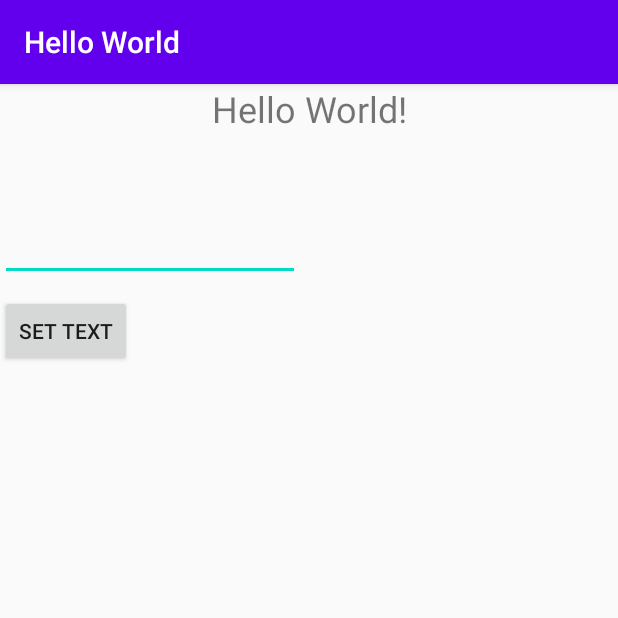
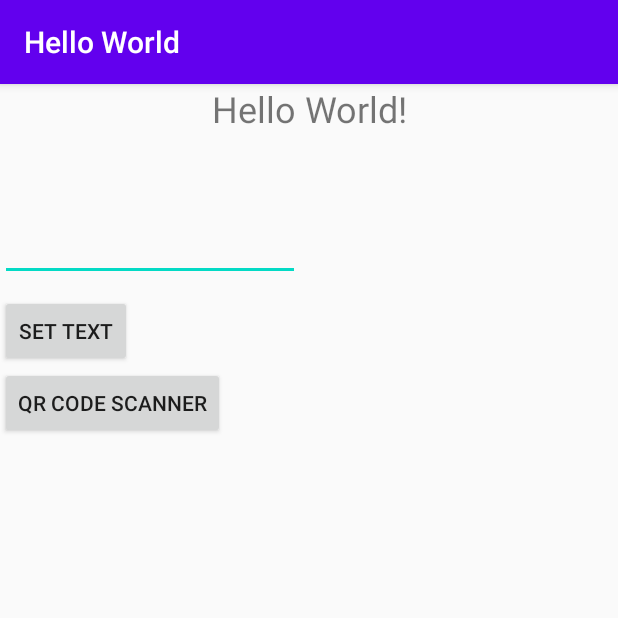
Before and after one commit to flugelhell/android-hello-world, an Android app: the screen it shows after launch (MainActivity), on a phone screen of 412 x 824 dp, the top half of it. Run offline under Robolectric (Android 15) with nearby library versions, the phone set to English and light mode, and no system bars.

Commit message:
add code scanner library and QR Code Activity

```diff
--- a/app/build.gradle
+++ b/app/build.gradle
@@ -34,4 +34,6 @@ dependencies {
     testImplementation 'junit:junit:4.12'
     androidTestImplementation 'androidx.test.ext:junit:1.1.1'
     androidTestImplementation 'androidx.test.espresso:espresso-core:3.2.0'
+    /* Implementation Library */
+    implementation 'com.budiyev.android:code-scanner:2.1.0'
 }
--- a/app/src/main/java/com/flugelhell/helloworld/MainActivity.kt
+++ b/app/src/main/java/com/flugelhell/helloworld/MainActivity.kt
@@ -1,10 +1,14 @@
 package com.flugelhell.helloworld
 
+import android.app.Activity
+import android.content.Intent
 import androidx.appcompat.app.AppCompatActivity
 import android.os.Bundle
 import kotlinx.android.synthetic.main.activity_main.*
 
 class MainActivity : AppCompatActivity() {
+
+    private val resultCodeQRCODE = 0x991
 
     override fun onCreate(savedInstanceState: Bundle?) {
         super.onCreate(savedInstanceState)
@@ -15,9 +19,32 @@ class MainActivity : AppCompatActivity() {
             val text = edtInput.text.toString()
             setView(text)
         }
+
+        /* Button QR Code Scanner */
+        btnQRScanner.setOnClickListener{
+            startActivityForResult(Intent(this, CodeScannerActivity::class.java), resultCodeQRCODE)
+        }
     }
 
     private fun setView(text: String){
         txtHasil.text = text
     }
+
+    /* Override method onActivityResult */
+    override fun onActivityResult(requestCode: Int, resultCode: Int, data: Intent?) {
+        super.onActivityResult(requestCode, resultCode, data)
+        // First we need to check if the requestCode matches the one we used.
+        if(requestCode == resultCodeQRCODE) {
+
+            // The resultCode is set by the AnotherActivity
+            // By convention RESULT_OK means that what ever
+            // AnotherActivity did was successful
+            if(resultCode == Activity.RESULT_OK) {
+                // Get the result from the returned Intent
+
+                // Use the data - in this case, display it in a Toast.
+                txtQRHasil.text = data?.getStringExtra("qr_decode")
+            }
+        }
+    }
 }
--- a/app/src/main/java/com/flugelhell/helloworld/SplashScreen.kt
+++ b/app/src/main/java/com/flugelhell/helloworld/SplashScreen.kt
@@ -1,18 +1,36 @@
 package com.flugelhell.helloworld
 
+import android.Manifest
 import android.content.Intent
+import android.content.pm.PackageManager
 import androidx.appcompat.app.AppCompatActivity
 import android.os.Bundle
 import android.os.Handler
+import android.widget.Toast
+import androidx.core.app.ActivityCompat
+import androidx.core.content.ContextCompat
 
 class SplashScreen : AppCompatActivity() {
     /**
      * Untuk ganti icon klik kanan di app terus tambah asset image
      * Untuk menambah image copy paste ke folder drawable dan pilih hanya drawable
      */
+    private val myPermissionsRequestCamera = 1
+    private val listOfPermissionRequested = arrayOf(
+        arrayOf<String>(Manifest.permission.CAMERA, myPermissionsRequestCamera.toString())
+    )
+
     override fun onCreate(savedInstanceState: Bundle?) {
         super.onCreate(savedInstanceState)
         setContentView(R.layout.activity_splash_screen)
+        /* Request all Permissions Nanti taro di landing page aja*/
+        for(row in listOfPermissionRequested){
+            cekAndAskPermission(row[0].toString(), row[1].toInt())
+        }
+        /* Cek is phone rooted ?
+         * Cek the connection is established ?
+         * Cek is user logged and session still active ?
+         */
         /* Wait for 2 second */
         Handler().postDelayed({
             startActivity(Intent(this, MainActivity::class.java))
@@ -20,4 +38,36 @@ class SplashScreen : AppCompatActivity() {
             finish()
         }, 2000)
     }
+
+    /* permissionRequested = Manifest.permission.CAMERA */
+    private fun cekAndAskPermission(permissionRequested: String, requestCode: Int){
+        if (ContextCompat.checkSelfPermission(this, permissionRequested)
+            != PackageManager.PERMISSION_GRANTED) {
+            /* Permission is not granted and then ask permission */
+            // Here, thisActivity is the current activity
+            if (ContextCompat.checkSelfPermission(this,
+                    permissionRequested)
+                != PackageManager.PERMISSION_GRANTED) {
+                // Permission is not granted
+                // Should we show an explanation?
+                if (ActivityCompat.shouldShowRequestPermissionRationale(this,
+                        permissionRequested)) {
+                    // Show an explanation to the user *asynchronously* -- don't block
+                    // this thread waiting for the user's response! After the user
+                    // sees the explanation, try again to request the permission.
+                } else {
+                    // No explanation needed, we can request the permission.
+                    ActivityCompat.requestPermissions(this,
+                        arrayOf(permissionRequested),
+                        requestCode)
+
+                    // MY_PERMISSIONS_REQUEST_READ_CONTACTS is an
+                    // app-defined int constant. The callback method gets the
+                    // result of the request.
+                }
+            } else {
+                // Permission has already been granted
+            }
+        }
+    }
 }
--- a/app/src/main/res/layout/activity_main.xml
+++ b/app/src/main/res/layout/activity_main.xml
@@ -12,7 +12,7 @@
         android:layout_height="match_parent">
         <LinearLayout
             android:layout_width="match_parent"
-            android:layout_height="match_parent"
+            android:layout_height="wrap_content"
             android:orientation="vertical">
             <TextView
                 android:id="@+id/txtHasil"
@@ -31,7 +31,8 @@
                 android:layout_height="wrap_content"
                 android:layout_marginTop="53dp"
                 app:layout_constraintStart_toStartOf="parent"
-                app:layout_constraintTop_toTopOf="parent" />
+                app:layout_constraintTop_toTopOf="parent"
+                android:inputType="text"/>
 
             <Button
                 android:id="@+id/btnSet"
@@ -41,6 +42,21 @@
                 android:text="@string/main_btnSet"
                 app:layout_constraintStart_toStartOf="parent"
                 app:layout_constraintTop_toBottomOf="@+id/edtSet" />
+
+            <LinearLayout
+                android:layout_width="match_parent"
+                android:layout_height="wrap_content"
+                android:orientation="horizontal">
+                <Button
+                    android:id="@+id/btnQRScanner"
+                    android:layout_width="wrap_content"
+                    android:layout_height="wrap_content"
+                    android:text="@string/main_btnQRScan"/>
+                <TextView
+                    android:id="@+id/txtQRHasil"
+                    android:layout_width="match_parent"
+                    android:layout_height="match_parent"/>
+            </LinearLayout>
         </LinearLayout>
     </ScrollView>
 
--- a/app/src/main/res/values/strings.xml
+++ b/app/src/main/res/values/strings.xml
@@ -1,4 +1,5 @@
 <resources>
     <string name="app_name">Hello World</string>
     <string name="main_btnSet">Set Text</string>
+    <string name="main_btnQRScan">QR Code Scanner</string>
 </resources>
```
Also changed, not shown: app/src/main/AndroidManifest.xml (+6 -1 lines), app/src/main/java/com/flugelhell/helloworld/CodeScannerActivity.kt (added, +111 -0 lines), app/src/main/res/layout/activity_code_scanner.xml (added, +31 -0 lines), 1 other file.
